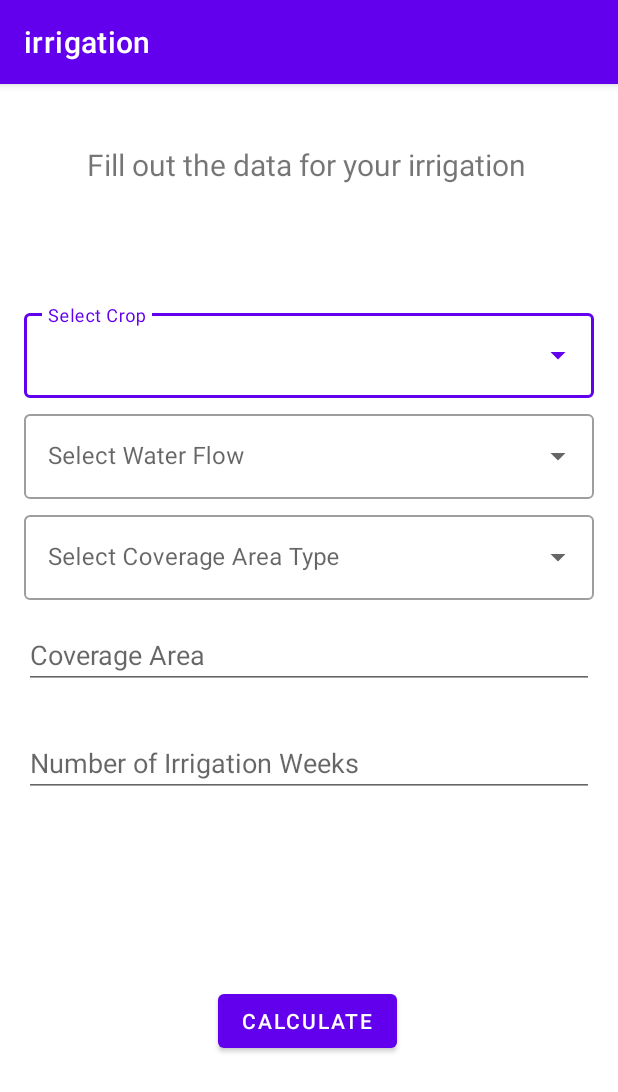
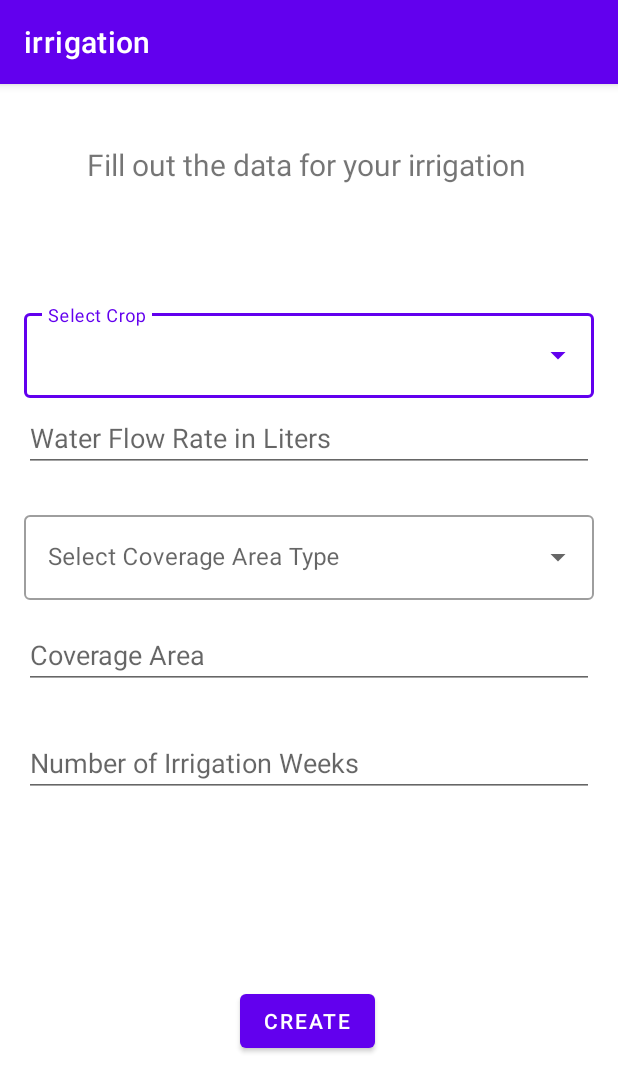
Before and after one commit to aniabtr/iot-project, an Android app: the screen it shows after launch (MainActivity), on a phone screen of 412 x 824 dp. Shown: the top 1092 px of the screen. Run offline under Robolectric (Android 15) with nearby library versions, the light colour scheme and no system bars.

Commit message:
interface updated

```diff
--- a/app/src/main/java/com/example/irrigation/MainActivity.java
+++ b/app/src/main/java/com/example/irrigation/MainActivity.java
@@ -12,15 +12,15 @@ import android.widget.Toast;
 public class MainActivity extends AppCompatActivity {
 
     String [] crops = {"Potatoes", "Carrots", "Onions", "Peas"};
-    String [] waterFlowRate = {"6", "8", "10"};
+    //String [] waterFlowRate = {"6", "8", "10"};
     String [] coverageAreaTypes = {"Rectangle", "L-Shape", "Maximum Coverage"};
 
     AutoCompleteTextView autoCompleteTextViewCrops;
-    AutoCompleteTextView autoCompleteTextViewWaterFlowRate;
+    //AutoCompleteTextView autoCompleteTextViewWaterFlowRate;
     AutoCompleteTextView autoCompleteTextViewCoverageAreaType;
 
     ArrayAdapter<String> adapterCrops;
-    ArrayAdapter<String> adapterWaterFlow;
+    //ArrayAdapter<String> adapterWaterFlow;
     ArrayAdapter<String> adapterCoverageAreaType;
 
     @Override
@@ -41,18 +41,18 @@ public class MainActivity extends AppCompatActivity {
             }
         });
 
-        autoCompleteTextViewWaterFlowRate = findViewById(R.id.dropdown_waterFlow);
-        adapterWaterFlow = new ArrayAdapter<String>(this, R.layout.list_waterflow, waterFlowRate);
+        //autoCompleteTextViewWaterFlowRate = findViewById(R.id.dropdown_waterFlow);
+        //adapterWaterFlow = new ArrayAdapter<String>(this, R.layout.list_waterflow, waterFlowRate);
 
-        autoCompleteTextViewWaterFlowRate.setAdapter(adapterWaterFlow);
+        //autoCompleteTextViewWaterFlowRate.setAdapter(adapterWaterFlow);
 
-        autoCompleteTextViewWaterFlowRate.setOnItemClickListener(new AdapterView.OnItemClickListener() {
+        /*autoCompleteTextViewWaterFlowRate.setOnItemClickListener(new AdapterView.OnItemClickListener() {
             @Override
             public void onItemClick(AdapterView<?> adapterView, View view, int i, long l) {
                 String item = adapterView.getItemAtPosition(i).toString();
                 Toast.makeText(MainActivity.this, "Item: " + item, Toast.LENGTH_SHORT).show();
             }
-        });
+        });*/
 
         autoCompleteTextViewCoverageAreaType = findViewById(R.id.dropdown_coverageAreaType);
         adapterCoverageAreaType = new ArrayAdapter<String>(this, R.layout.list_coverageareatype, coverageAreaTypes);
--- a/app/src/main/res/layout/activity_main.xml
+++ b/app/src/main/res/layout/activity_main.xml
@@ -52,38 +52,19 @@
 
     </com.google.android.material.textfield.TextInputLayout>
 
-    <com.google.android.material.textfield.TextInputLayout
-        style="@style/Widget.MaterialComponents.TextInputLayout.OutlinedBox.ExposedDropdownMenu"
+    <EditText
+        android:id="@+id/waterFlow"
         android:layout_width="match_parent"
         android:layout_height="wrap_content"
-        android:layout_margin="16dp"
-        android:hint="@string/selectWaterFlow"
+        android:layout_marginStart="16dp"
+        android:layout_marginEnd="16dp"
+        android:hint="Water Flow Rate in Liters"
         app:layout_constraintBottom_toBottomOf="parent"
         app:layout_constraintEnd_toEndOf="parent"
         app:layout_constraintHorizontal_bias="0.497"
         app:layout_constraintStart_toStartOf="parent"
         app:layout_constraintTop_toTopOf="parent"
-        app:layout_constraintVertical_bias="0.295">
-
-        <AutoCompleteTextView
-            android:id="@+id/dropdown_waterFlow"
-            android:layout_width="match_parent"
-            android:layout_height="wrap_content"
-            android:inputType="none"
-            app:layout_constraintBottom_toBottomOf="parent"
-            app:layout_constraintEnd_toEndOf="parent"
-            app:layout_constraintHorizontal_bias="0.497"
-            app:layout_constraintStart_toStartOf="parent"
-            app:layout_constraintTop_toTopOf="parent"
-            app:layout_constraintVertical_bias="0.295" />
-
-        <androidx.constraintlayout.widget.ConstraintLayout
-            android:layout_width="match_parent"
-            android:layout_height="match_parent">
-
-        </androidx.constraintlayout.widget.ConstraintLayout>
-
-    </com.google.android.material.textfield.TextInputLayout>
+        app:layout_constraintVertical_bias="0.295" />
 
     <com.google.android.material.textfield.TextInputLayout
         style="@style/Widget.MaterialComponents.TextInputLayout.OutlinedBox.ExposedDropdownMenu"
@@ -150,7 +131,7 @@
         android:id="@+id/button"
         android:layout_width="wrap_content"
         android:layout_height="wrap_content"
-        android:text="Calculate"
+        android:text="Create"
         app:layout_constraintBottom_toBottomOf="parent"
         app:layout_constraintEnd_toEndOf="parent"
         app:layout_constraintHorizontal_bias="0.497"
```
